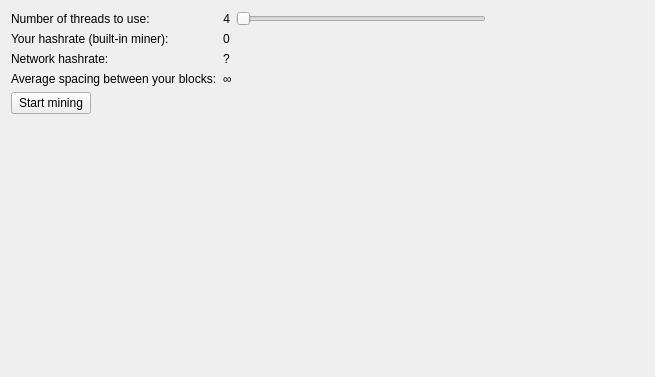
Above: src/qt/forms/miningpage.ui from upgradeadvice/MUE-Src before the change. Below: the same form after it.
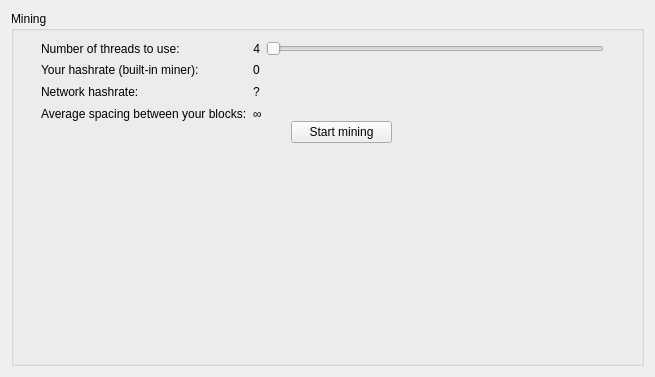
That is the form after the change.

```diff
--- a/src/qt/forms/miningpage.ui
+++ b/src/qt/forms/miningpage.ui
@@ -18,6 +18,19 @@
   </property>
   <layout class="QVBoxLayout" name="verticalLayout">
    <item>
+    <widget class="QGroupBox" name="groupBox">
+     <property name="title">
+      <string>Mining</string>
+     </property>
+     <widget class="QWidget" name="layoutWidget">
+      <property name="geometry">
+       <rect>
+        <x>30</x>
+        <y>30</y>
+        <width>563</width>
+        <height>81</height>
+       </rect>
+      </property>
     <layout class="QHBoxLayout" name="horizontalLayout">
      <item>
       <layout class="QGridLayout" name="gridLayout">
@@ -55,13 +68,6 @@
          </property>
         </widget>
        </item>
-       <item row="1" column="0">
-        <widget class="QLabel" name="label_2">
-         <property name="text">
-          <string>Your hashrate (built-in miner):</string>
-         </property>
-        </widget>
-       </item>
        <item row="2" column="0">
         <widget class="QLabel" name="label_4">
          <property name="text">
@@ -97,66 +103,48 @@
          </property>
         </widget>
        </item>
-      </layout>
-     </item>
-     <item>
-      <spacer name="horizontalSpacer">
-       <property name="orientation">
-        <enum>Qt::Horizontal</enum>
-       </property>
-       <property name="sizeHint" stdset="0">
-        <size>
-         <width>40</width>
-         <height>20</height>
-        </size>
-       </property>
-      </spacer>
-     </item>
-    </layout>
-   </item>
-   <item>
-    <layout class="QHBoxLayout" name="horizontalLayout_3">
-     <item>
-      <widget class="QPushButton" name="pushSwitchMining">
+         <item row="1" column="0">
+          <widget class="QLabel" name="label_2">
        <property name="text">
-        <string>Start mining</string>
+            <string>Your hashrate (built-in miner):</string>
        </property>
       </widget>
      </item>
-     <item>
-      <spacer name="horizontalSpacer_2">
-       <property name="orientation">
-        <enum>Qt::Horizontal</enum>
-       </property>
-       <property name="sizeHint" stdset="0">
-        <size>
-         <width>40</width>
-         <height>20</height>
-        </size>
-       </property>
-      </spacer>
-     </item>
-    </layout>
-   </item>
-   <item>
+        </layout>
+       </item>
+      </layout>
+     </widget>
     <widget class="QLabel" name="labelAddress">
+      <property name="geometry">
+       <rect>
+        <x>20</x>
+        <y>150</y>
+        <width>571</width>
+        <height>20</height>
+       </rect>
+      </property>
      <property name="text">
       <string/>
      </property>
     </widget>
-   </item>
-   <item>
-    <spacer name="verticalSpacer">
-     <property name="orientation">
-      <enum>Qt::Vertical</enum>
-     </property>
-     <property name="sizeHint" stdset="0">
-      <size>
-       <width>20</width>
-       <height>40</height>
-      </size>
-     </property>
-    </spacer>
+     <widget class="QPushButton" name="pushSwitchMining">
+      <property name="geometry">
+       <rect>
+        <x>280</x>
+        <y>110</y>
+        <width>101</width>
+        <height>22</height>
+       </rect>
+      </property>
+      <property name="text">
+       <string>Start mining</string>
+      </property>
+     </widget>
+     <zorder>layoutWidget</zorder>
+     <zorder>labelAddress</zorder>
+     <zorder>pushSwitchMining</zorder>
+     <zorder>label_2</zorder>
+    </widget>
    </item>
   </layout>
  </widget>
```
Lines whose indentation alone changed are shown as unchanged.
